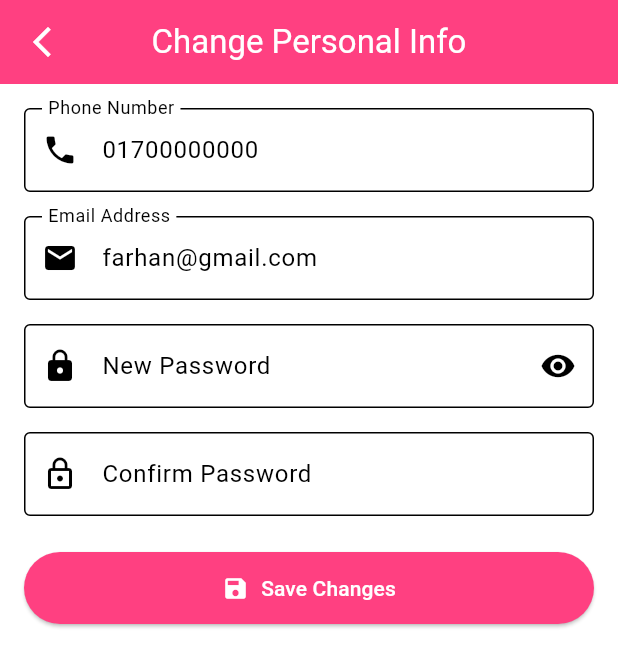
After one commit to farhan-ishtiaque/Shurokkha-User-App, a Flutter app: the ChangePersonalInfoScreen screen opened directly, on a phone screen of 412 x 824 dp. The commit adds this screen. Shown: the top 667 px of the screen. Run offline on Flutter 3.47's test engine with Material 3 defaults, Android fonts, the phone set to English and light mode, and no system bars; our stand-ins replace geolocator, image_picker, shared_preferences; accounts and stored records are empty.

Commit message:
Added change_personal info

```diff
--- /dev/null
+++ b/lib/Settings/change_personal_info.dart
@@ -0,0 +1,193 @@
+import 'package:flutter/material.dart';
+
+class ChangePersonalInfoScreen extends StatefulWidget {
+  final String currentPhone;
+  final String currentEmail;
+
+  const ChangePersonalInfoScreen({
+    super.key,
+    required this.currentPhone,
+    required this.currentEmail,
+  });
+
+  @override
+  State<ChangePersonalInfoScreen> createState() =>
+      _ChangePersonalInfoScreenState();
+}
+
+class _ChangePersonalInfoScreenState extends State<ChangePersonalInfoScreen> {
+  final _formKey = GlobalKey<FormState>();
+
+  final TextEditingController _phoneController = TextEditingController();
+  final TextEditingController _emailController = TextEditingController();
+  final TextEditingController _passwordController = TextEditingController();
+  final TextEditingController _confirmPasswordController =
+      TextEditingController();
+
+  bool _obscurePassword = true;
+
+  @override
+  void initState() {
+    super.initState();
+    _phoneController.text = widget.currentPhone;
+    _emailController.text = widget.currentEmail;
+  }
+
+  void _submitForm() {
+    if (_formKey.currentState!.validate()) {
+      final phone = _phoneController.text.trim();
+      final email = _emailController.text.trim();
+      final password = _passwordController.text;
+
+      // Show what’s being updated
+      debugPrint(
+        'Phone: ${phone != widget.currentPhone ? phone : "(unchanged)"}',
+      );
+      debugPrint(
+        'Email: ${email != widget.currentEmail ? email : "(unchanged)"}',
+      );
+      debugPrint(
+        'Password: ${password.isNotEmpty ? "(changed)" : "(unchanged)"}',
+      );
+
+      ScaffoldMessenger.of(context).showSnackBar(
+        const SnackBar(content: Text('Information updated successfully')),
+      );
+    }
+  }
+
+  @override
+  void dispose() {
+    _phoneController.dispose();
+    _emailController.dispose();
+    _passwordController.dispose();
+    _confirmPasswordController.dispose();
+    super.dispose();
+  }
+
+  @override
+  Widget build(BuildContext context) {
+    return Scaffold(
+      appBar: AppBar(
+        title: const Text('Change Personal Info'),
+        centerTitle: true,
+        backgroundColor: Colors.pinkAccent,
+        foregroundColor: Colors.white,
+        leading: IconButton(
+          icon: const Icon(Icons.arrow_back_ios_new_outlined),
+          onPressed: () => Navigator.of(context).pop(),
+        ),
+      ),
+      body: Padding(
+        padding: const EdgeInsets.all(16),
+        child: Form(
+          key: _formKey,
+          child: ListView(
+            children: [
+              // ─── Phone ───────────────────────────────
+              TextFormField(
+                controller: _phoneController,
+                keyboardType: TextInputType.phone,
+                decoration: const InputDecoration(
+                  labelText: 'Phone Number',
+                  prefixIcon: Icon(Icons.phone),
+                  border: OutlineInputBorder(),
+                ),
+                validator: (value) {
+                  if (value != null &&
+                      value.trim().isNotEmpty &&
+                      !RegExp(r'^\d{10,11}$').hasMatch(value)) {
+                    return 'Enter a valid 10 or 11-digit phone number';
+                  }
+                  return null;
+                },
+              ),
+              const SizedBox(height: 16),
+
+              // ─── Email ───────────────────────────────
+              TextFormField(
+                controller: _emailController,
+                keyboardType: TextInputType.emailAddress,
+                decoration: const InputDecoration(
+                  labelText: 'Email Address',
+                  prefixIcon: Icon(Icons.email),
+                  border: OutlineInputBorder(),
+                ),
+                validator: (value) {
+                  if (value != null &&
+                      value.trim().isNotEmpty &&
+                      !RegExp(r'\S+@\S+\.\S+').hasMatch(value)) {
+                    return 'Enter a valid email';
+                  }
+                  return null;
+                },
+              ),
+              const SizedBox(height: 16),
+
+              // ─── Password ─────────────────────────────
+              TextFormField(
+                controller: _passwordController,
+                obscureText: _obscurePassword,
+                decoration: InputDecoration(
+                  labelText: 'New Password',
+                  prefixIcon: const Icon(Icons.lock),
+                  suffixIcon: IconButton(
+                    icon: Icon(
+                      _obscurePassword
+                          ? Icons.visibility
+                          : Icons.visibility_off,
+                    ),
+                    onPressed: () =>
+                        setState(() => _obscurePassword = !_obscurePassword),
+                  ),
+                  border: const OutlineInputBorder(),
+                ),
+                validator: (value) {
+                  if (value != null && value.isNotEmpty && value.length < 6) {
+                    return 'Password must be at least 6 characters';
+                  }
+                  return null;
+                },
+              ),
+              const SizedBox(height: 16),
+
+              // ─── Confirm Password ────────────────────
+              TextFormField(
+                controller: _confirmPasswordController,
+                obscureText: _obscurePassword,
+                decoration: const InputDecoration(
+                  labelText: 'Confirm Password',
+                  prefixIcon: Icon(Icons.lock_outline),
+                  border: OutlineInputBorder(),
+                ),
+                validator: (value) {
+                  if (_passwordController.text.isNotEmpty &&
+                      value != _passwordController.text) {
+                    return 'Passwords do not match';
+                  }
+                  return null;
+                },
+              ),
+              const SizedBox(height: 24),
+
+              // ─── Submit Button ───────────────────────
+              SizedBox(
+                width: double.infinity,
+                child: ElevatedButton.icon(
+                  icon: const Icon(Icons.save),
+                  label: const Text('Save Changes'),
+                  onPressed: _submitForm,
+                  style: ElevatedButton.styleFrom(
+                    backgroundColor: Colors.pinkAccent,
+                    foregroundColor: Colors.white,
+                    padding: const EdgeInsets.symmetric(vertical: 14),
+                  ),
+                ),
+              ),
+            ],
+          ),
+        ),
+      ),
+    );
+  }
+}
--- a/lib/login_page.dart
+++ b/lib/login_page.dart
@@ -1,6 +1,6 @@
 import 'package:flutter/material.dart';
 import 'package:shurokkha_app/register_page.dart';
-import 'api_service.dart';
+import 'Api_Services/api_service.dart';
 import 'homepage.dart';
 
 class LoginPage extends StatefulWidget {
--- a/lib/register_page.dart
+++ b/lib/register_page.dart
@@ -1,5 +1,5 @@
 import 'dart:io';
-import 'api_service.dart';
+import 'Api_Services/api_service.dart';
 import 'package:flutter/material.dart';
 import 'package:intl/intl.dart';
 import 'package:image_picker/image_picker.dart';
```
Also changed, not shown: lib/Emergency_Forms/fire_service_form.dart (added, +291 -0 lines), lib/homepage.dart (+54 -20 lines), lib/main.dart (+6 -2 lines), pubspec.yaml (+9 -74 lines), lib/Api_Services/api_service.dart (renamed from lib/api_service.dart), lib/Settings/update_emergency_info.dart (added), pubspec.lock.
